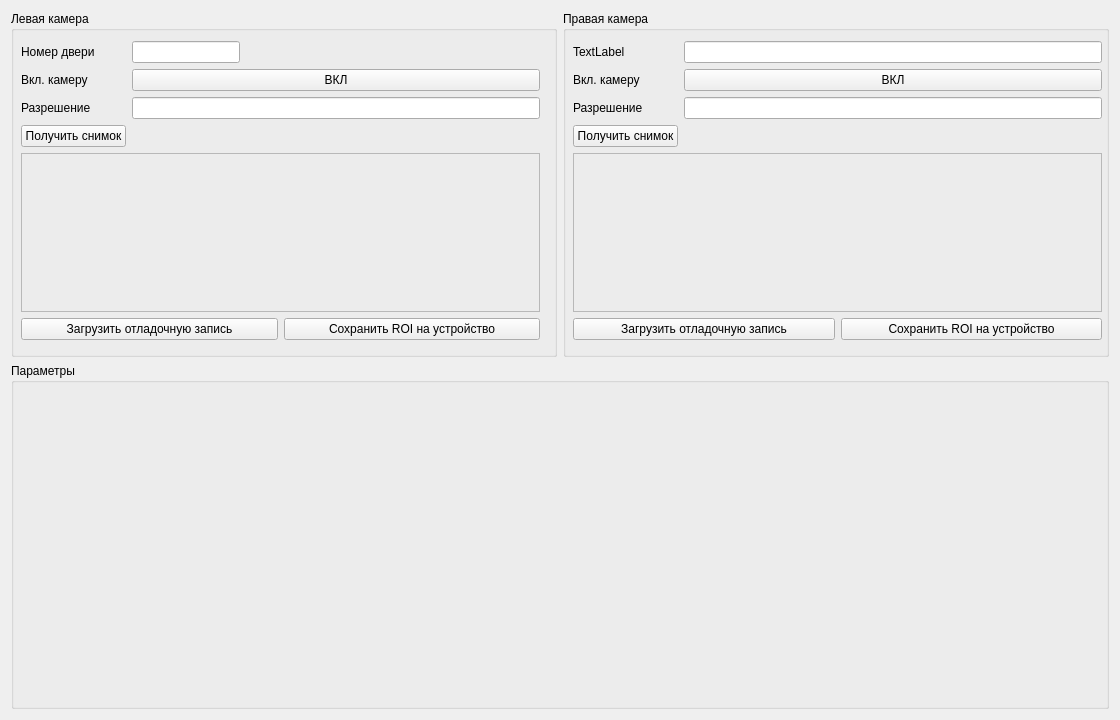
First picture: the form in mainwindow.ui, repository kofed/kudr2, before the edit.
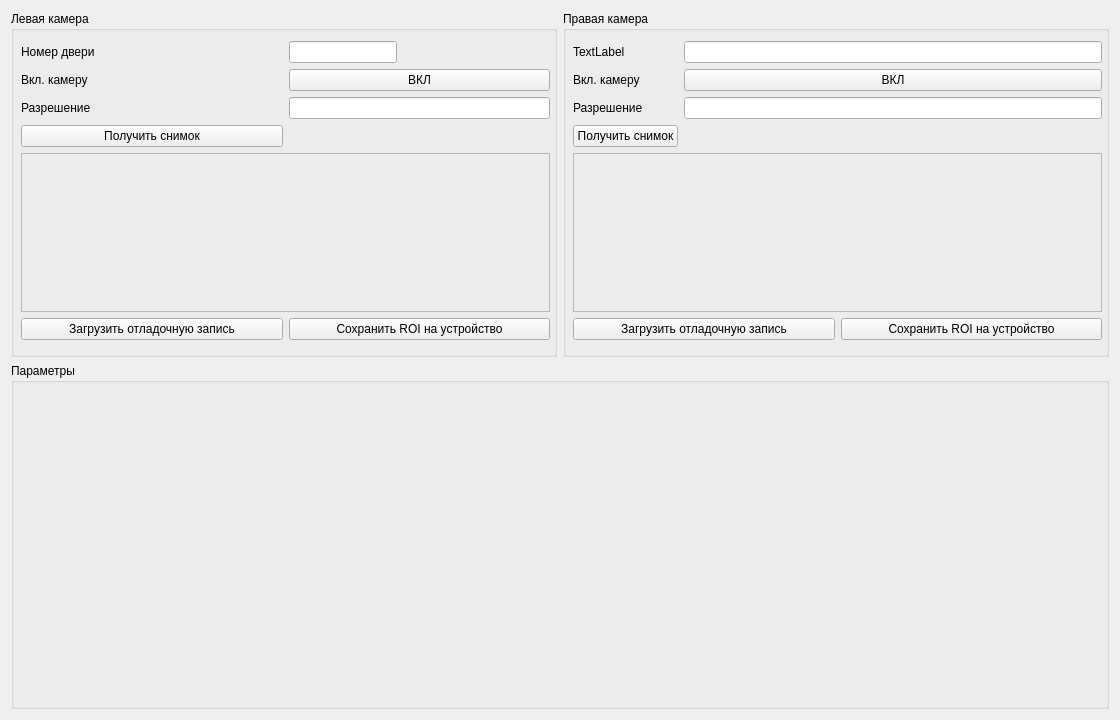
Second picture: the form after the edit.

Diff of the .ui file:
```diff
--- a/mainwindow.ui
+++ b/mainwindow.ui
@@ -21,7 +21,7 @@
        <enum>QLayout::SetNoConstraint</enum>
       </property>
       <item>
-       <layout class="QHBoxLayout" name="horizontalLayout">
+       <layout class="QHBoxLayout" name="horizontalLayout" stretch="1,1">
         <item>
          <widget class="QGroupBox" name="groupBox_3">
           <property name="title">
@@ -40,8 +40,14 @@
             <property name="sizeConstraint">
              <enum>QLayout::SetMaximumSize</enum>
             </property>
+            <property name="rightMargin">
+             <number>1</number>
+            </property>
             <item>
-             <layout class="QGridLayout" name="gridLayout">
+             <layout class="QGridLayout" name="gridLayout" columnstretch="1,0,1">
+              <property name="sizeConstraint">
+               <enum>QLayout::SetMaximumSize</enum>
+              </property>
               <item row="0" column="2">
                <widget class="QLineEdit" name="doorNumEdit">
                 <property name="sizePolicy">
```
